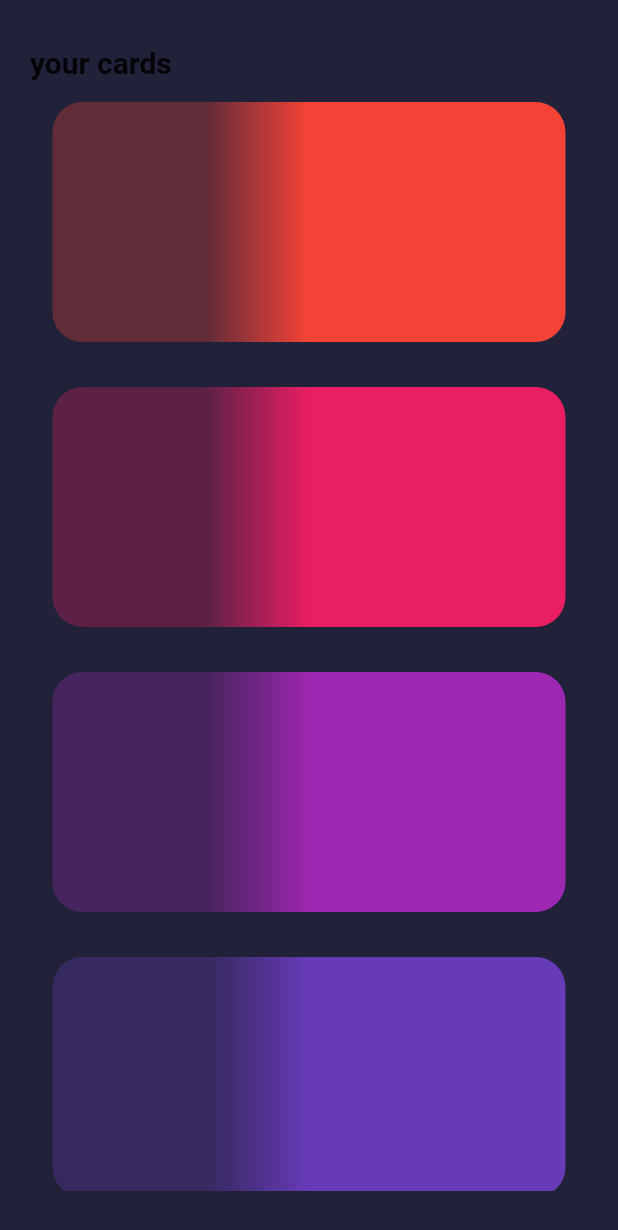
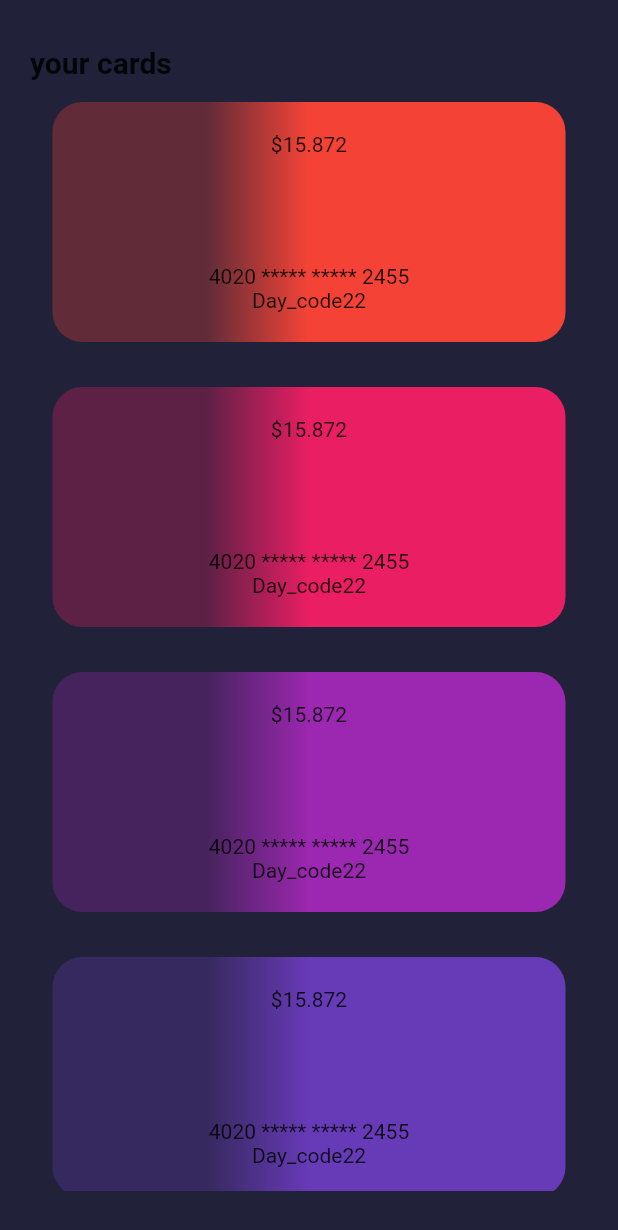
Before and after one commit to ariba1039/responsive_cards_ui, a Flutter app: the ResponsiveCards screen opened directly, on a phone screen of 412 x 824 dp. Shown: the top 1230 px of the screen. Run offline on Flutter 3.47's test engine with Material 2 defaults, Android fonts, the phone set to English and light mode, and no system bars.

Commit message:
added code

```diff
--- a/lib/main_responsive_cards.dart
+++ b/lib/main_responsive_cards.dart
@@ -0,0 +1,14 @@
+import 'package:flutter/material.dart';
+
+import 'responsive_cards.dart';
+
+class MainResponsiveCards extends StatelessWidget {
+  @override
+  Widget build(BuildContext context) {
+    return MaterialApp(
+      debugShowCheckedModeBanner: false,
+      theme: ThemeData.dark(),
+      home: ResponsiveCards(),
+    );
+  }
+}
--- a/lib/responsive_cards.dart
+++ b/lib/responsive_cards.dart
@@ -5,6 +5,7 @@ class ResponsiveCards extends StatelessWidget {
 
   @override
   Widget build(BuildContext context) {
+    final orientation = MediaQuery.of(context).orientation;
     return Scaffold(
       backgroundColor: Color(0xFF212239),
       body: Padding(
@@ -20,27 +21,56 @@ class ResponsiveCards extends StatelessWidget {
               ),
             ),
             Expanded(
-                child: ListView.builder(
+                child: AnimatedSwitcher(
+              duration: const Duration(seconds: 1),
+              transitionBuilder: (widget, animation) {
+                return ScaleTransition(
+                  scale: animation,
+                  child: widget,
+                );
+              },
+              //  return Sizetransion(
+              //     sizefactor: animation,
+              //     child: widget,
+              //   );
+              // },
+              child: orientation == Orientation.portrait
+                  ? ListView.builder(
                       itemCount: 20,
                       itemBuilder: (context, index) {
                         return Center(
                           child: _CardItem(
-                          color:
-                              Colors.primaries[index % Colors.primaries.length],
+                            color: Colors
+                                .primaries[index % Colors.primaries.length],
                           ),
                         );
-                    }),
+                      },
                     )
+                  : GridView.builder(
+                      gridDelegate: SliverGridDelegateWithFixedCrossAxisCount(
+                          crossAxisCount: 2),
+                      itemCount: 20,
+                      itemBuilder: (context, index) {
+                        return Center(
+                          child: _CardItem(
+                            color: Colors
+                                .primaries[index % Colors.primaries.length],
+                          ),
+                        );
+                      },
+                    ),
+            )),
           ],
         ),
-        ));
+      ),
+    );
   }
 }
 
 class _CardItem extends StatelessWidget {
   final Color color;
 
-  const _CardItem({Key key, this.color}) : super(key: key);
+  const _CardItem({Key? key, required this.color}) : super(key: key);
 
   @override
   Widget build(BuildContext context) {
@@ -57,8 +87,19 @@ class _CardItem extends StatelessWidget {
             0.3,
             0.5
           ]),
-            borderRadius: BorderRadius.circular(20.0)),
-        child: Text(''),
+          borderRadius: BorderRadius.circular(20.0),
+        ),
+        child: Padding(
+          padding: const EdgeInsets.all(20.0),
+          child: Column(
+            children: <Widget>[
+              Text('\$15.872'),
+              Spacer(),
+              Text('4020 ***** ***** 2455'),
+              Text('Day_code22'),
+            ],
+          ),
+        ),
       ),
     );
   }
```
Also changed, not shown: 1 other file. Lines whose indentation alone changed are shown as unchanged.
